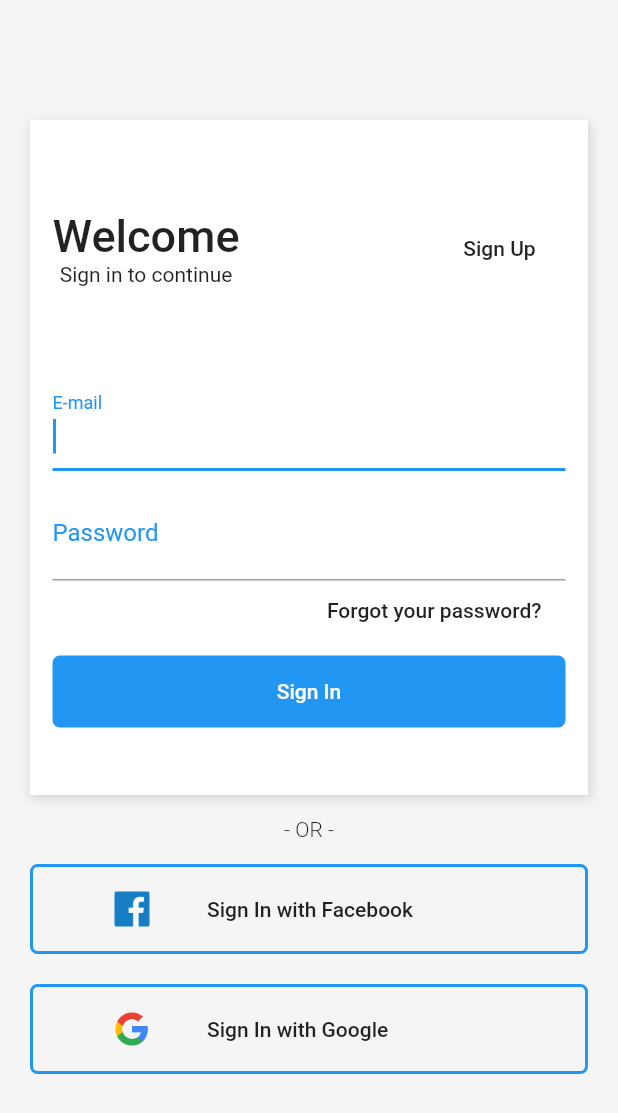
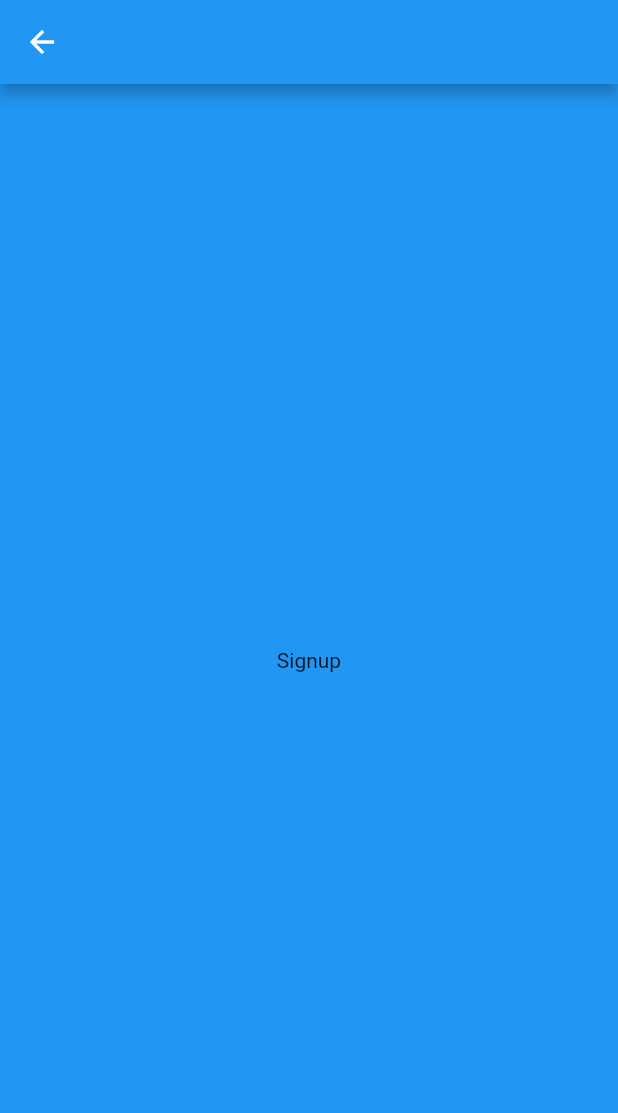
Before and after one commit to TabataMora/app_compra, a Flutter app: the screen it shows after launch, after a tap on "Sign Up", on a phone screen of 412 x 824 dp. Shown: the top 1113 px of the screen. Run offline on Flutter 3.47's test engine with Material 2 defaults, Android fonts, the phone set to English and light mode, and no system bars.

```diff
--- a/lib/pages/login.page.dart
+++ b/lib/pages/login.page.dart
@@ -1,4 +1,5 @@
 import 'package:flutter/material.dart';
+import 'package:layout/pages/signup.page.dart';
 
 class LoginPage extends StatelessWidget {
   @override
@@ -42,7 +43,14 @@ class LoginPage extends StatelessWidget {
                           ),
                           FlatButton(
                             child: Text("Sign Up"),
-                            onPressed: () {},
+                            onPressed: () {
+                              Navigator.push(
+                                context,
+                                MaterialPageRoute(
+                                  builder: (context) => SignUpPage(),
+                                ),
+                              );
+                            },
                           ),
                         ],
                       ),
--- /dev/null
+++ b/lib/pages/signup.page.dart
@@ -0,0 +1,16 @@
+import 'package:flutter/material.dart';
+
+class SignUpPage extends StatelessWidget {
+  @override
+  Widget build(BuildContext context) {
+    return Scaffold(
+      appBar: AppBar(),
+      body: Container(
+        color: Colors.blue,
+        child: Center(
+          child: Text("Signup"),
+        ),
+      ),
+    );
+  }
+}
```
